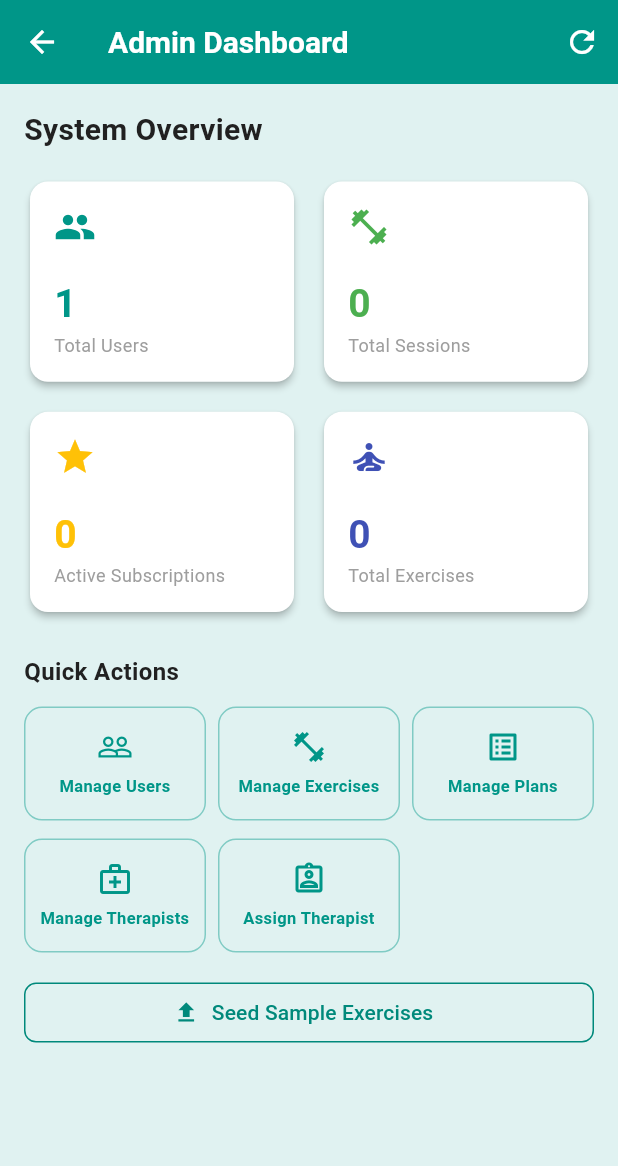
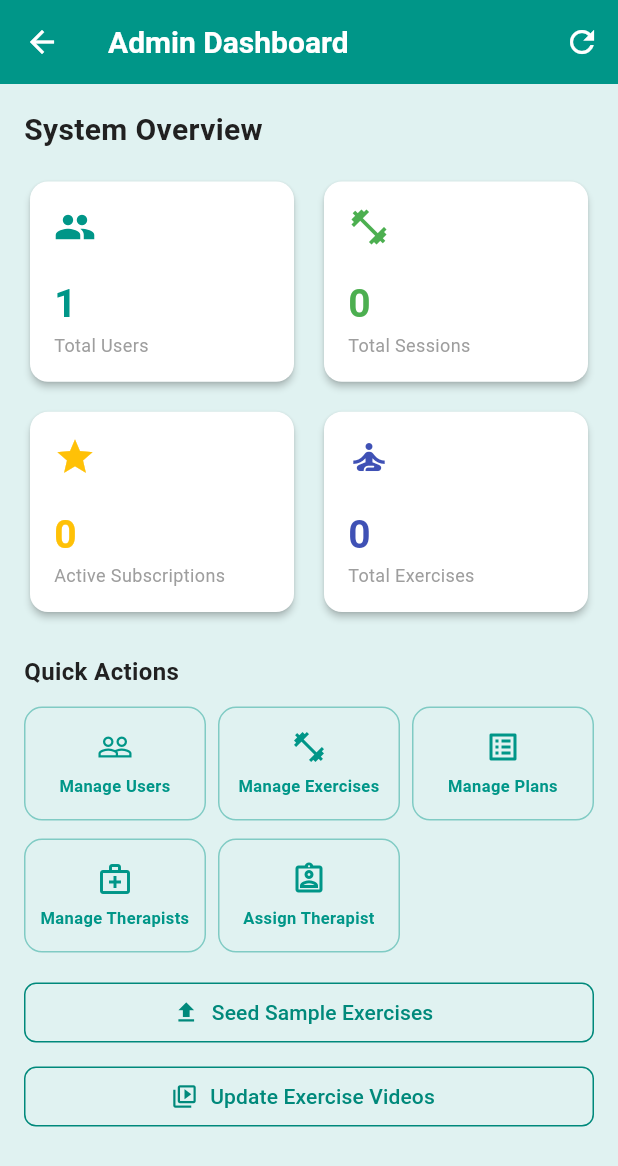
Before and after one commit to IlhmIqbl/physiocare_plus, a Flutter app: the AdminDashboardScreen screen opened by its route, on a phone screen of 412 x 824 dp. Shown: the top 1166 px of the screen. Run offline on Flutter 3.47's test engine with Material 3 defaults, Android fonts, the phone set to English and light mode, and no system bars; our stand-ins replace cached_network_image, chewie, cloud_firestore, firebase_auth, firebase_core, firebase_messaging and 8 more; accounts and stored records are empty.

Commit message:
feat: add updateStepVideos to patch Cloudinary URLs on existing exercises
Non-destructive batch update — reads all exercise docs, maps bodyArea+difficulty
to Cloudinary delivery URL, and overwrites only the steps[*].videoUrl field.
Admin dashboard gets an 'Update Exercise Videos' button to trigger it.

Co-Authored-By: Claude Sonnet 4.6 <noreply@anthropic.com>

```diff
--- a/lib/screens/admin/admin_dashboard_screen.dart
+++ b/lib/screens/admin/admin_dashboard_screen.dart
@@ -211,6 +211,29 @@ class _AdminDashboardScreenState extends State<AdminDashboardScreen> {
                         },
                       ),
                     ),
+                    const SizedBox(height: 8),
+                    SizedBox(
+                      width: double.infinity,
+                      child: OutlinedButton.icon(
+                        icon: const Icon(Icons.video_library_outlined),
+                        label: const Text('Update Exercise Videos'),
+                        onPressed: () async {
+                          final messenger = ScaffoldMessenger.of(context);
+                          messenger.showSnackBar(
+                            const SnackBar(content: Text('Updating video URLs...')),
+                          );
+                          final count = await ExerciseSeeder.updateStepVideos();
+                          if (context.mounted) {
+                            messenger.clearSnackBars();
+                            messenger.showSnackBar(
+                              SnackBar(
+                                content: Text('Updated $count exercises with Cloudinary video URLs'),
+                              ),
+                            );
+                          }
+                        },
+                      ),
+                    ),
                     const SizedBox(height: 24),
                   ],
                 ),
--- a/lib/utils/exercise_seeder.dart
+++ b/lib/utils/exercise_seeder.dart
@@ -4,6 +4,65 @@ class ExerciseSeeder {
   static String _yt(String id) => 'https://www.youtube.com/watch?v=$id';
   static String _thumb(String id) =>
       'https://img.youtube.com/vi/$id/hqdefault.jpg';
+
+  static const _cdnBase =
+      'https://res.cloudinary.com/dgq7kbqjg/video/upload/f_mp4,q_auto';
+
+  static const _stepVideoMap = {
+    'shoulder_easy':    '$_cdnBase/physio/shoulder_easy',
+    'shoulder_medium':  '$_cdnBase/physio/shoulder_medium',
+    'shoulder_hard':    '$_cdnBase/physio/shoulder_hard',
+    'lower_back_easy':  '$_cdnBase/physio/lower_back',
+    'lower_back_medium':'$_cdnBase/physio/lower_back',
+    'lower_back_hard':  '$_cdnBase/physio/lower_back',
+    'knee_easy':        '$_cdnBase/physio/knee_easy',
+    'knee_medium':      '$_cdnBase/physio/knee_medium',
+    'knee_hard':        '$_cdnBase/physio/knee_hard',
+    'hip_easy':         '$_cdnBase/physio/knee_medium',
+    'hip_medium':       '$_cdnBase/physio/knee_medium',
+    'hip_hard':         '$_cdnBase/physio/hip_hard',
+    'neck_easy':        '$_cdnBase/physio/neck',
+    'neck_medium':      '$_cdnBase/physio/neck',
+    'neck_hard':        '$_cdnBase/physio/neck',
+    'ankle_easy':       '$_cdnBase/physio/ankle',
+    'ankle_medium':     '$_cdnBase/physio/ankle',
+    'ankle_hard':       '$_cdnBase/physio/ankle',
+  };
+
+  /// Patches videoUrl on every step of every existing exercise document.
+  /// Safe to run at any time — only overwrites the videoUrl field, nothing else.
+  static Future<int> updateStepVideos() async {
+    final db = FirebaseFirestore.instance;
+    final snapshot = await db.collection('exercises').get();
+    int updated = 0;
+
+    const batchSize = 400;
+    for (var i = 0; i < snapshot.docs.length; i += batchSize) {
+      final batch = db.batch();
+      final chunk = snapshot.docs.sublist(
+          i, (i + batchSize).clamp(0, snapshot.docs.length));
+      for (final doc in chunk) {
+        final data = doc.data();
+        final bodyArea = data['bodyArea'] as String? ?? '';
+        final difficulty = data['difficulty'] as String? ?? '';
+        final videoUrl =
+            _stepVideoMap['${bodyArea}_$difficulty'] ?? '';
+        if (videoUrl.isEmpty) continue;
+
+        final rawSteps = data['steps'] as List<dynamic>? ?? [];
+        final updatedSteps = rawSteps.map((s) {
+          final step = Map<String, dynamic>.from(s as Map);
+          step['videoUrl'] = videoUrl;
+          return step;
+        }).toList();
+
+        batch.update(doc.reference, {'steps': updatedSteps});
+        updated++;
+      }
+      await batch.commit();
+    }
+    return updated;
+  }
 
   static Future<void> seed() async {
     final db = FirebaseFirestore.instance;
```
